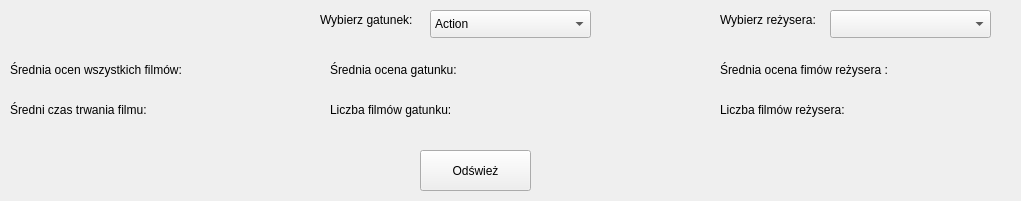
First picture: the form in statscreen.ui, repository JStep25/CppProj, before the edit.
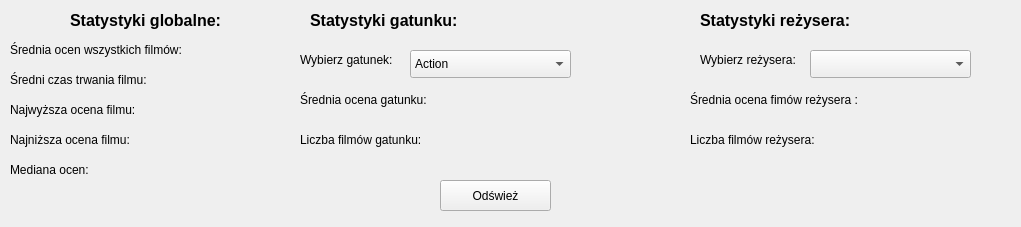
Second picture: the form after the edit.

The edit to the form file:
```diff
--- a/statscreen.ui
+++ b/statscreen.ui
@@ -7,7 +7,7 @@
     <x>0</x>
     <y>0</y>
     <width>1021</width>
-    <height>201</height>
+    <height>227</height>
    </rect>
   </property>
   <property name="windowTitle">
@@ -17,7 +17,7 @@
    <property name="geometry">
     <rect>
      <x>10</x>
-     <y>60</y>
+     <y>40</y>
      <width>221</width>
      <height>20</height>
     </rect>
@@ -29,8 +29,8 @@
   <widget class="QComboBox" name="directorBox">
    <property name="geometry">
     <rect>
-     <x>830</x>
-     <y>10</y>
+     <x>810</x>
+     <y>50</y>
      <width>161</width>
      <height>28</height>
     </rect>
@@ -39,8 +39,8 @@
   <widget class="QLabel" name="label_2">
    <property name="geometry">
     <rect>
-     <x>320</x>
-     <y>10</y>
+     <x>300</x>
+     <y>50</y>
      <width>131</width>
      <height>20</height>
     </rect>
@@ -52,8 +52,8 @@
   <widget class="QLabel" name="label_3">
    <property name="geometry">
     <rect>
-     <x>720</x>
-     <y>10</y>
+     <x>700</x>
+     <y>50</y>
      <width>121</width>
      <height>20</height>
     </rect>
@@ -65,8 +65,8 @@
   <widget class="QLabel" name="label_4">
    <property name="geometry">
     <rect>
-     <x>330</x>
-     <y>60</y>
+     <x>300</x>
+     <y>90</y>
      <width>161</width>
      <height>20</height>
     </rect>
@@ -78,8 +78,8 @@
   <widget class="QLabel" name="label_5">
    <property name="geometry">
     <rect>
-     <x>720</x>
-     <y>60</y>
+     <x>690</x>
+     <y>90</y>
      <width>171</width>
      <height>20</height>
     </rect>
@@ -91,8 +91,8 @@
   <widget class="QLabel" name="label_6">
    <property name="geometry">
     <rect>
-     <x>330</x>
-     <y>100</y>
+     <x>300</x>
+     <y>130</y>
      <width>161</width>
      <height>20</height>
     </rect>
@@ -104,8 +104,8 @@
   <widget class="QLabel" name="label_7">
    <property name="geometry">
     <rect>
-     <x>720</x>
-     <y>100</y>
+     <x>690</x>
+     <y>130</y>
      <width>171</width>
      <height>20</height>
     </rect>
@@ -117,10 +117,10 @@
   <widget class="QPushButton" name="showButton">
    <property name="geometry">
     <rect>
-     <x>420</x>
-     <y>150</y>
+     <x>440</x>
+     <y>180</y>
      <width>111</width>
-     <height>41</height>
+     <height>31</height>
     </rect>
    </property>
    <property name="text">
@@ -131,7 +131,7 @@
    <property name="geometry">
     <rect>
      <x>220</x>
-     <y>60</y>
+     <y>40</y>
      <width>71</width>
      <height>20</height>
     </rect>
@@ -143,8 +143,8 @@
   <widget class="QLabel" name="avrScoreGenre">
    <property name="geometry">
     <rect>
-     <x>510</x>
-     <y>60</y>
+     <x>480</x>
+     <y>90</y>
      <width>63</width>
      <height>20</height>
     </rect>
@@ -156,8 +156,8 @@
   <widget class="QLabel" name="genreMovieNumber">
    <property name="geometry">
     <rect>
-     <x>510</x>
-     <y>100</y>
+     <x>480</x>
+     <y>130</y>
      <width>63</width>
      <height>20</height>
     </rect>
@@ -169,8 +169,8 @@
   <widget class="QLabel" name="avrScoreDirect">
    <property name="geometry">
     <rect>
-     <x>910</x>
-     <y>60</y>
+     <x>880</x>
+     <y>90</y>
      <width>63</width>
      <height>20</height>
     </rect>
@@ -182,8 +182,8 @@
   <widget class="QLabel" name="directMovieNumber">
    <property name="geometry">
     <rect>
-     <x>910</x>
-     <y>100</y>
+     <x>880</x>
+     <y>130</y>
      <width>63</width>
      <height>20</height>
     </rect>
@@ -196,7 +196,7 @@
    <property name="geometry">
     <rect>
      <x>10</x>
-     <y>100</y>
+     <y>70</y>
      <width>181</width>
      <height>20</height>
     </rect>
@@ -209,7 +209,7 @@
    <property name="geometry">
     <rect>
      <x>220</x>
-     <y>100</y>
+     <y>70</y>
      <width>71</width>
      <height>20</height>
     </rect>
@@ -221,8 +221,8 @@
   <widget class="QComboBox" name="genreBox">
    <property name="geometry">
     <rect>
-     <x>430</x>
-     <y>10</y>
+     <x>410</x>
+     <y>50</y>
      <width>161</width>
      <height>28</height>
     </rect>
@@ -283,6 +283,141 @@
     </property>
    </item>
   </widget>
+  <widget class="QLabel" name="max">
+   <property name="geometry">
+    <rect>
+     <x>220</x>
+     <y>100</y>
+     <width>71</width>
+     <height>20</height>
+    </rect>
+   </property>
+   <property name="text">
+    <string/>
+   </property>
+  </widget>
+  <widget class="QLabel" name="label_14">
+   <property name="geometry">
+    <rect>
+     <x>10</x>
+     <y>100</y>
+     <width>181</width>
+     <height>20</height>
+    </rect>
+   </property>
+   <property name="text">
+    <string>Najwyższa ocena filmu:</string>
+   </property>
+  </widget>
+  <widget class="QLabel" name="min">
+   <property name="geometry">
+    <rect>
+     <x>220</x>
+     <y>130</y>
+     <width>71</width>
+     <height>20</height>
+    </rect>
+   </property>
+   <property name="text">
+    <string/>
+   </property>
+  </widget>
+  <widget class="QLabel" name="label_15">
+   <property name="geometry">
+    <rect>
+     <x>10</x>
+     <y>130</y>
+     <width>181</width>
+     <height>20</height>
+    </rect>
+   </property>
+   <property name="text">
+    <string>Najniższa ocena filmu:</string>
+   </property>
+  </widget>
+  <widget class="QLabel" name="label_8">
+   <property name="geometry">
+    <rect>
+     <x>70</x>
+     <y>10</y>
+     <width>221</width>
+     <height>21</height>
+    </rect>
+   </property>
+   <property name="font">
+    <font>
+     <pointsize>12</pointsize>
+     <bold>true</bold>
+    </font>
+   </property>
+   <property name="text">
+    <string>Statystyki globalne:</string>
+   </property>
+  </widget>
+  <widget class="QLabel" name="label_9">
+   <property name="geometry">
+    <rect>
+     <x>310</x>
+     <y>10</y>
+     <width>221</width>
+     <height>20</height>
+    </rect>
+   </property>
+   <property name="font">
+    <font>
+     <pointsize>12</pointsize>
+     <bold>true</bold>
+    </font>
+   </property>
+   <property name="text">
+    <string>Statystyki gatunku:</string>
+   </property>
+  </widget>
+  <widget class="QLabel" name="label_10">
+   <property name="geometry">
+    <rect>
+     <x>700</x>
+     <y>10</y>
+     <width>221</width>
+     <height>20</height>
+    </rect>
+   </property>
+   <property name="font">
+    <font>
+     <pointsize>12</pointsize>
+     <bold>true</bold>
+    </font>
+   </property>
+   <property name="text">
+    <string>Statystyki reżysera:</string>
+   </property>
+  </widget>
+  <widget class="QLabel" name="label_16">
+   <property name="geometry">
+    <rect>
+     <x>10</x>
+     <y>160</y>
+     <width>181</width>
+     <height>20</height>
+    </rect>
+   </property>
+   <property name="text">
+    <string>Mediana ocen:</string>
+   </property>
+  </widget>
+  <widget class="QLabel" name="median">
+   <property name="geometry">
+    <rect>
+     <x>220</x>
+     <y>160</y>
+     <width>71</width>
+     <height>20</height>
+    </rect>
+   </property>
+   <property name="text">
+    <string/>
+   </property>
+  </widget>
  </widget>
  <resources/>
  <connections/>
```
